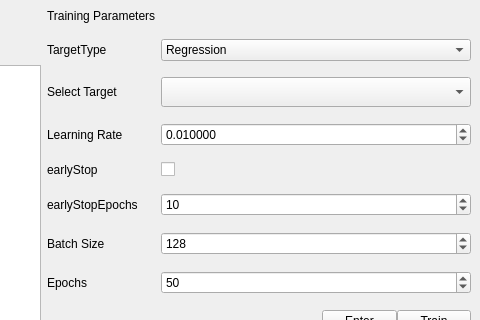
Above: QSAR-UI/mainwindow1.ui from sheMnapion/AI-QSAR before the change; both pictures show x 660 to 1140 and y 0 to 320 of the 1140 by 612 pixel window. Below: the same form after it.
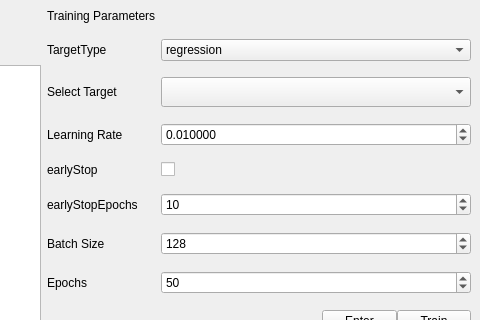
That is the form after the change.

Commit message: Update Training method(train finished)

Patch:
```diff
--- a/QSAR-UI/mainwindow1.ui
+++ b/QSAR-UI/mainwindow1.ui
@@ -259,7 +259,7 @@
         </property>
         <item>
          <property name="text">
-          <string>Regression</string>
+          <string>regression</string>
          </property>
         </item>
         <item>
```
Left out of the diff: 2 changed lines with no effect on the pictures. The commit also changes 1 other file.
